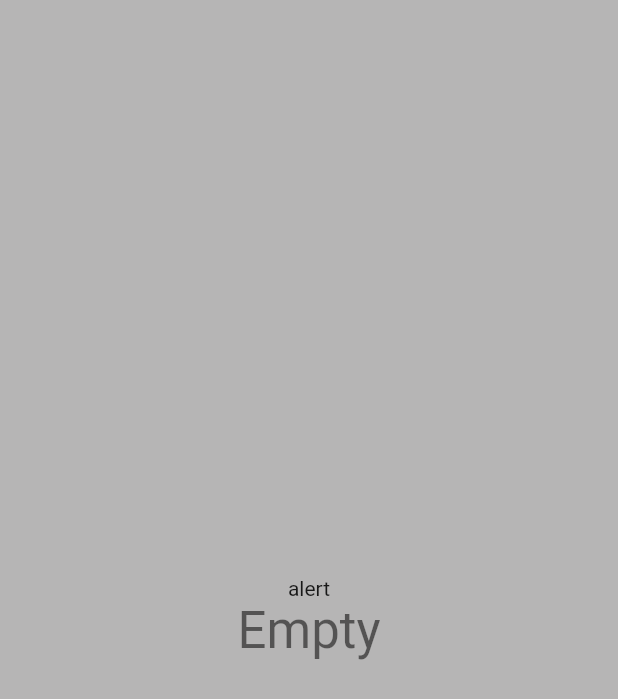
After one commit to INTERNS-LXI-TECHNOLOGIES/FlutterWorkshop, a Flutter app: the MessageScreen screen opened directly, on a phone screen of 412 x 824 dp. The commit adds this screen. Shown: the top 699 px of the screen. Run offline on Flutter 3.47's test engine with Material 2 defaults, Android fonts, the light colour scheme and no system bars; our stand-ins replace bloc, built_collection, built_value, buttons_tabbar, dio, firebase_core and 7 more; accounts and stored records are empty.

Commit message:
push notification success

```diff
--- a/flutter_dictionary/lib/presentation/home_screen.dart
+++ b/flutter_dictionary/lib/presentation/home_screen.dart
@@ -5,6 +5,7 @@ import 'package:flutter/material.dart';
 import 'package:flutter_bloc/flutter_bloc.dart';
 import 'package:flutter_dictionary/application/blocs/bloc/word_bloc.dart';
 import 'package:flutter_dictionary/constants.dart';
+import 'package:flutter_dictionary/presentation/message_screen.dart';
 import 'package:flutter_tts/flutter_tts.dart';
 import 'package:get/get.dart';
 import 'package:sizer/sizer.dart';
@@ -35,6 +36,9 @@ class _HomeScreenState extends State<HomeScreen> {
     debugPrint(
         'screen width => ${kwidth.toString()}  screen height => ${kheight.toString()}');
     return Scaffold(
+      // floatingActionButton: FloatingActionButton(onPressed: () {
+      //   Get.to(() => MessageScreen());
+      // }),
       body: BlocBuilder<WordBloc, WordState>(
         builder: (context, state) {
           return SafeArea(
--- /dev/null
+++ b/flutter_dictionary/lib/presentation/message_screen.dart
@@ -0,0 +1,37 @@
+import 'package:flutter/material.dart';
+import 'package:flutter/src/widgets/framework.dart';
+import 'package:flutter/src/widgets/placeholder.dart';
+import 'package:flutter_dictionary/constants.dart';
+
+class MessageScreen extends StatefulWidget {
+  const MessageScreen({super.key});
+
+  @override
+  State<MessageScreen> createState() => _MessageScreenState();
+}
+
+String messageTitle = "Empty";
+String notificationAlert = "alert";
+
+class _MessageScreenState extends State<MessageScreen> {
+  @override
+  Widget build(BuildContext context) {
+    return Scaffold(
+      backgroundColor: kgrey,
+      body: Center(
+        child: Column(
+          mainAxisAlignment: MainAxisAlignment.center,
+          children: <Widget>[
+            Text(
+              notificationAlert,
+            ),
+            Text(
+              messageTitle,
+              style: Theme.of(context).textTheme.headlineMedium,
+            ),
+          ],
+        ),
+      ),
+    );
+  }
+}
```
Also changed, not shown: flutter_dictionary/lib/main.dart (+39 -1 lines).
